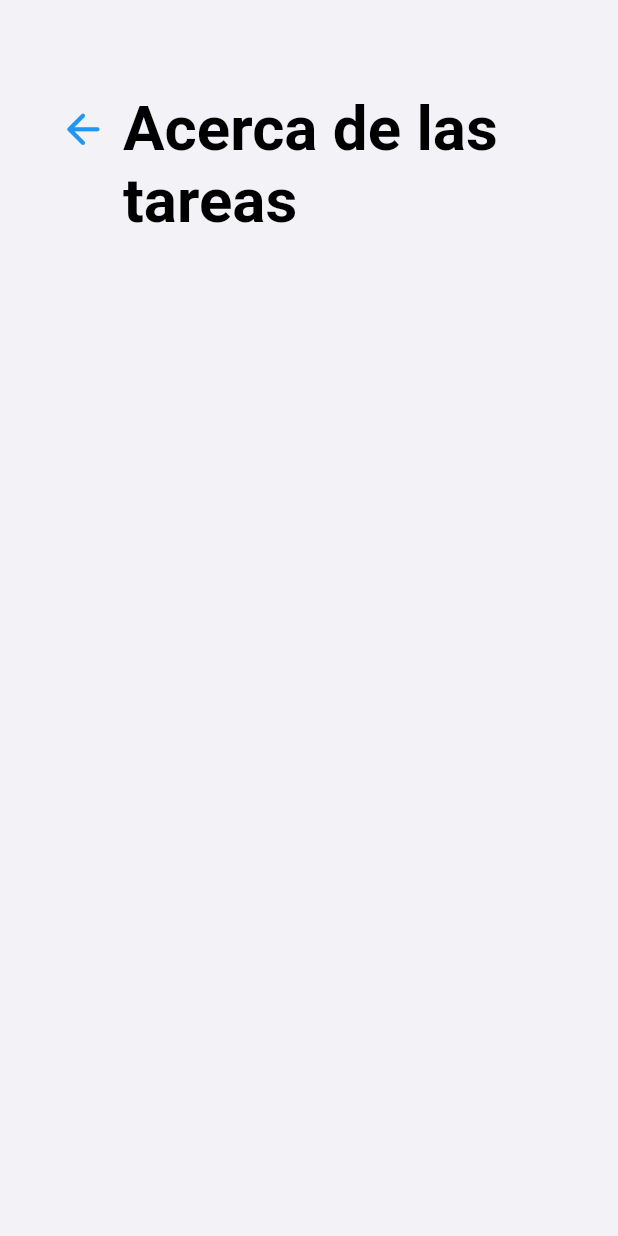
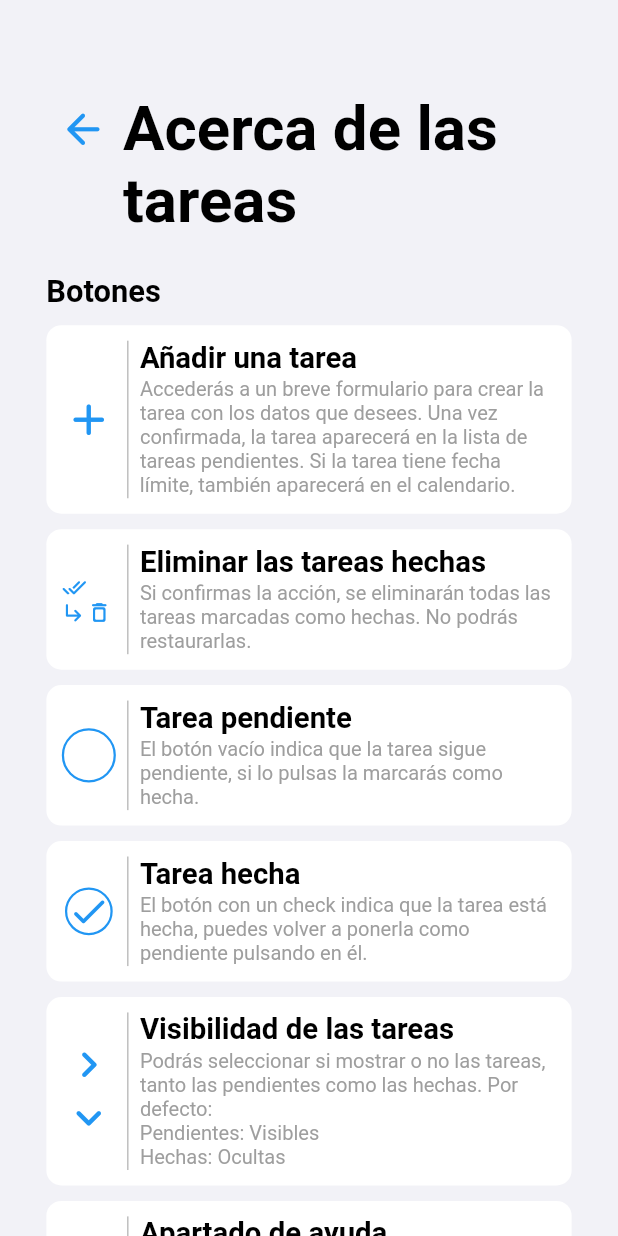
Before and after one commit to joaquinsolla/Simplex, a Flutter app: the TodosHelp screen opened by its route, on a phone screen of 412 x 824 dp. Run offline on Flutter 3.47's test engine with Material 2 defaults, Android fonts, the phone set to English and light mode, and no system bars; our stand-ins replace bottom_navy_bar, cloud_firestore, firebase_auth, firebase_core, flutter_local_notifications, focused_menu and 4 more; accounts and stored records are empty.

Commit message:
Implemented todos_help.dart. Updated events_help.dart.

```diff
--- a/lib/pages/events/events_help.dart
+++ b/lib/pages/events/events_help.dart
@@ -40,7 +40,7 @@ class _EventsHelpState extends State<EventsHelp> {
           ),
           buttonExplanationContainer(Icon(Icons.add_rounded, color: colorSpecialItem, size: deviceWidth * 0.085),
               'Añadir un evento al calendario',
-              'Se te llevará a un breve formulario para crear el evento '
+              'Accederás a un breve formulario para crear el evento '
                   'con los datos que desees. Una vez confirmado, el evento'
                   ' aparecerá en el calendario de Simplex.'),
           SizedBox(
@@ -83,7 +83,7 @@ class _EventsHelpState extends State<EventsHelp> {
             height: deviceHeight * 0.0125,
           ),
           othersExplanationContainer('Manipulación de eventos',
-              'Los eventos siempre podrán editarse, eliminarse y ver sus detalles. '
+              'Los eventos siempre podrán editarse, eliminarse y verse sus detalles. '
                   'Puedes hacerlo manteniendo pulsado sobre uno de ellos, o simplemente tocándolo.'),
           SizedBox(
             height: deviceHeight * 0.0125,
--- a/lib/pages/todos/todos_help.dart
+++ b/lib/pages/todos/todos_help.dart
@@ -22,11 +22,134 @@ class _TodosHelpState extends State<TodosHelp> {
 
   @override
   Widget build(BuildContext context) {
+
     return Scaffold(
-        backgroundColor: colorMainBackground,
-        body: homeArea([
-          pageHeader(context, 'Acerca de las tareas'),
-        ])
+      backgroundColor: colorMainBackground,
+      body: homeArea([
+        pageHeader(context, 'Acerca de las tareas'),
+        Text('Botones',
+            style: TextStyle(
+                color: colorMainText,
+                fontSize: deviceWidth * 0.05,
+                fontWeight: FontWeight.bold)),
+        SizedBox(
+          height: deviceHeight * 0.0125,
+        ),
+        buttonExplanationContainer(Icon(Icons.add_rounded, color: colorSpecialItem, size: deviceWidth * 0.085),
+            'Añadir una tarea',
+            'Accederás a un breve formulario para crear la tarea '
+                'con los datos que desees. Una vez confirmada, la tarea'
+                ' aparecerá en la lista de tareas pendientes. Si la tarea '
+                'tiene fecha límite, también aparecerá en el calendario.'),
+        SizedBox(height: deviceHeight * 0.0125),
+        buttonExplanationContainer(
+            Container(
+              alignment: Alignment.center,
+              child: IntrinsicHeight(
+                child: Column(
+                children: [
+                  Row(children: [
+                    Icon(Icons.done_all_rounded,
+                        color: colorSpecialItem, size: deviceWidth * 0.0405),
+                    Icon(Icons.delete_outline_rounded,
+                        color: Colors.transparent, size: deviceWidth * 0.0405),
+                  ],),
+                  Row(children: [
+                    Icon(Icons.subdirectory_arrow_right_rounded,
+                        color: colorSpecialItem, size: deviceWidth * 0.0405),
+                    Icon(Icons.delete_outline_rounded,
+                        color: colorSpecialItem, size: deviceWidth * 0.0405),
+                  ],),
+                ],
+              ),
+              ),
+            ),
+            'Eliminar las tareas hechas',
+            'Si confirmas la acción, se eliminarán todas las tareas marcadas como hechas.'
+                ' No podrás restaurarlas.'),
+        SizedBox(height: deviceHeight * 0.0125),
+        buttonExplanationContainer(
+            Container(
+              decoration: BoxDecoration(
+                shape: BoxShape.circle,
+                color: Colors.transparent,
+                border: Border.all(
+                  width: 1.5,
+                  color: colorSpecialItem,
+                ),
+              ),
+            ),
+            'Tarea pendiente',
+            'El botón vacío indica que la tarea sigue pendiente, si lo pulsas la marcarás '
+                'como hecha.'),
+        SizedBox(height: deviceHeight * 0.0125),
+        buttonExplanationContainer(
+            Container(
+              child: Icon(Icons.check_rounded, size: deviceWidth*0.07, color: colorSpecialItem,),
+              decoration: BoxDecoration(
+                shape: BoxShape.circle,
+                color: Colors.transparent,
+                border: Border.all(
+                  width: 1.5,
+                  color: colorSpecialItem,
+                ),
+              ),
+            ),
+            'Tarea hecha',
+            'El botón con un check indica que la tarea está hecha, puedes volver a ponerla '
+                'como pendiente pulsando en él.'),
+        SizedBox(height: deviceHeight * 0.0125),
+        buttonExplanationContainer(Column(
+          mainAxisAlignment: MainAxisAlignment.center,
+          children: [
+            Icon(Icons.keyboard_arrow_right_rounded, color: colorSpecialItem, size: deviceWidth * 0.085),
+            Icon(Icons.keyboard_arrow_down_rounded, color: colorSpecialItem, size: deviceWidth * 0.085),
+          ],),
+            'Visibilidad de las tareas',
+            'Podrás seleccionar si mostrar o no las tareas, tanto las pendientes como las hechas. Por defecto:\n'
+                'Pendientes: Visibles\n'
+                'Hechas: Ocultas'),
+        SizedBox(height: deviceHeight * 0.0125),
+        buttonExplanationContainer(Icon(Icons.help_outline_rounded, color: colorSpecialItem, size: deviceWidth * 0.085),
+            'Apartado de ayuda',
+            'Esta ventana, con la información necesaria para aprender el funcionamiento de la app.'),
+
+        SizedBox(
+          height: deviceHeight * 0.03,
+        ),
+
+        Text('Otros aspectos',
+            style: TextStyle(
+                color: colorMainText,
+                fontSize: deviceWidth * 0.05,
+                fontWeight: FontWeight.bold)),
+        SizedBox(
+          height: deviceHeight * 0.0125,
+        ),
+        othersExplanationContainer('Manipulación de tareas',
+            'Las tareas siempre podrán editarse, eliminarse y verse sus detalles. '
+                'Puedes hacerlo manteniendo pulsado sobre una de ellas, o simplemente tocándola, '
+                'también desde el calendario (tareas con fecha límite). '
+                'Además, puede cambiarse su estado de pendientes a hechas y viceversa en cualquier momento.'),
+        SizedBox(
+          height: deviceHeight * 0.0125,
+        ),
+        othersExplanationContainer('Prioridad de las tareas',
+            'Existen 3 niveles de prioridad para las tareas. Las tareas de mayor prioridad aparecerán '
+                'sobre las que tengan una prioridad inferior, también en el calendario (tareas con fecha límite).'),
+        SizedBox(
+          height: deviceHeight * 0.0125,
+        ),
+        othersExplanationContainer('Tareas con fecha límite',
+            'Estas tareas aparecerán también en el calendario, localizadas en el día de su fecha límite. '
+                'También recibirás una notificación si una de esas tareas no ha sido hecha y, o '
+                'se ha alcanzado su fecha límite, o la fecha límite ha expirado.'),
+
+
+        SizedBox(
+          height: deviceHeight * 0.025,
+        ),
+      ]),
     );
   }
 }
--- a/lib/pages/todos/todos_main.dart
+++ b/lib/pages/todos/todos_main.dart
@@ -73,7 +73,7 @@ class _TodosMainPageState extends State<TodosMainPage> {
             ),
           ),
           splashRadius: 0.001,
-          onPressed: () => _showClearDialog(),
+          onPressed: () => _showDeleteAllDoneDialog(),
         ),
         IconButton(
           icon: Icon(Icons.add_rounded,
@@ -1873,7 +1873,7 @@ class _TodosMainPageState extends State<TodosMainPage> {
         });
   }
 
-  void _showClearDialog() {
+  void _showDeleteAllDoneDialog() {
     showDialog(
         context: context,
         builder: (context) {
```
